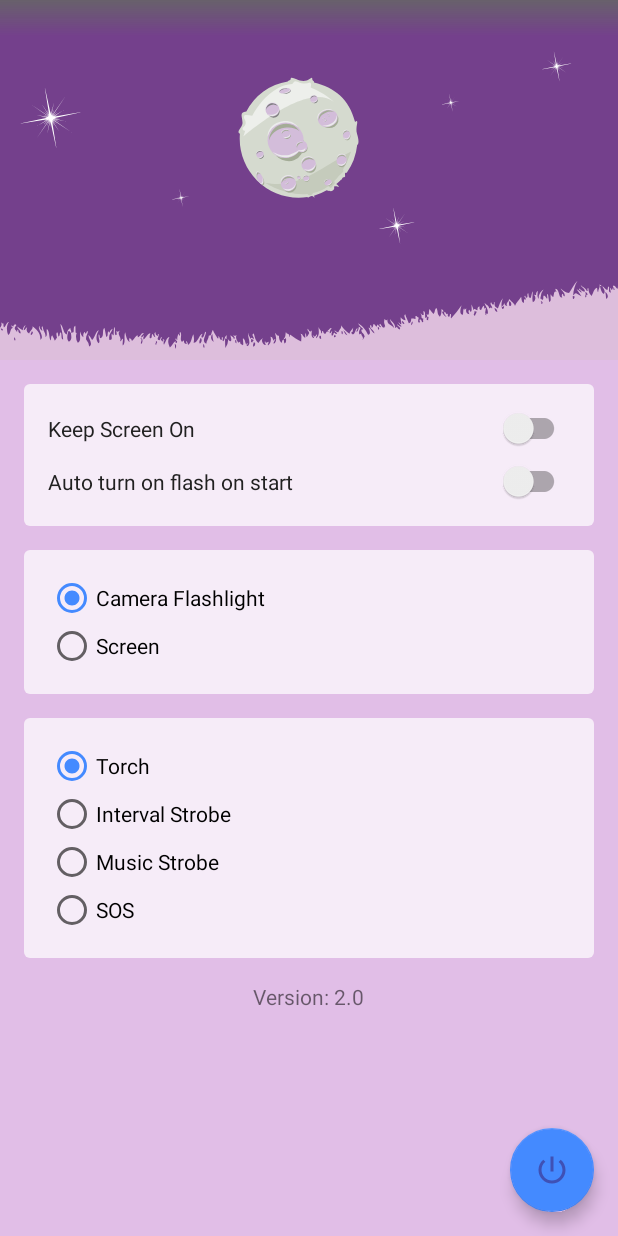
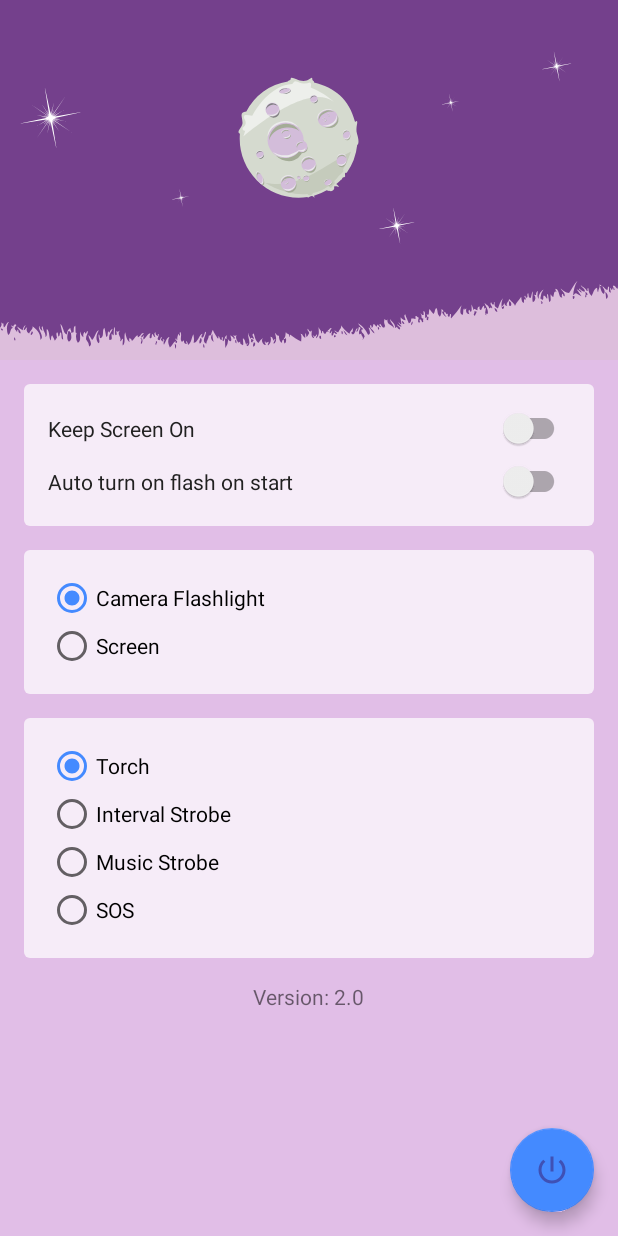
Before and after one commit to garmax1/material-flashlight, an Android app: the screen it shows after launch (RootActivity), on a phone screen of 412 x 824 dp. Run offline under Robolectric (Android 15) with nearby library versions, the phone set to English and light mode, and no system bars; our stand-ins replace ButterKnife, Dagger/Hilt's generated code, RxJava, Timber; libraries missing offline, so code that uses them is left out: com.squareup.leakcanary; 3 statements that could not run were skipped.

```diff
--- a/app/src/main/java/co/garmax/materialflashlight/ui/BaseFragment.java
+++ b/app/src/main/java/co/garmax/materialflashlight/ui/BaseFragment.java
@@ -1,8 +1,6 @@
 package co.garmax.materialflashlight.ui;
 
 import android.content.Context;
-import android.os.Bundle;
-import android.support.annotation.Nullable;
 import android.support.v4.app.Fragment;
 import android.view.View;
 
@@ -11,26 +9,14 @@ import dagger.android.support.AndroidSupportInjection;
 public class BaseFragment extends Fragment {
 
     @Override
-    public void onCreate(@Nullable Bundle savedInstanceState) {
-        super.onCreate(savedInstanceState);
+    public void onResume() {
+        super.onResume();
 
-        final View decorView = requireActivity().getWindow().getDecorView();
-        decorView.setOnSystemUiVisibilityChangeListener(visibility -> {
-            if ((visibility & View.SYSTEM_UI_FLAG_FULLSCREEN) == 0) {
-                if (isInImmersiveMode()) {
-                    setFullscreen();
-                } else {
-                    exitFullscreen();
-                }
-            }
-        });
-    }
-
-    @Override
-    public void onDestroy() {
-        super.onDestroy();
-        final View decorView = requireActivity().getWindow().getDecorView();
-        decorView.setOnSystemUiVisibilityChangeListener(null);
+        if (isInImmersiveMode()) {
+            setFullscreen();
+        } else {
+            exitFullscreen();
+        }
     }
 
     boolean isInImmersiveMode() {
--- a/app/src/main/java/co/garmax/materialflashlight/ui/MainFragment.java
+++ b/app/src/main/java/co/garmax/materialflashlight/ui/MainFragment.java
@@ -2,6 +2,7 @@ package co.garmax.materialflashlight.ui;
 
 import android.animation.ArgbEvaluator;
 import android.animation.ValueAnimator;
+import android.os.Build;
 import android.os.Bundle;
 import android.support.annotation.ColorRes;
 import android.support.annotation.NonNull;
@@ -87,7 +88,6 @@ public class MainFragment extends BaseFragment {
     @Override
     public void onViewCreated(@NonNull View view, @Nullable Bundle savedInstanceState) {
         super.onViewCreated(view, savedInstanceState);
-
         ButterKnife.bind(this, view);
 
         animatedDrawableDay = AnimatedVectorDrawableCompat
@@ -99,6 +99,7 @@ public class MainFragment extends BaseFragment {
     }
 
     private void setupLayout(@Nullable Bundle savedInstanceState) {
+
         // Handle toggle of the light
         disposableLightToggle = lightManager.toggleStateStream()
                 .observeOn(postExecutionThread.getScheduler())
--- a/app/src/main/java/co/garmax/materialflashlight/ui/RootActivity.java
+++ b/app/src/main/java/co/garmax/materialflashlight/ui/RootActivity.java
@@ -1,11 +1,9 @@
 package co.garmax.materialflashlight.ui;
 
-import android.os.Build;
 import android.os.Bundle;
 import android.support.annotation.Nullable;
 import android.support.v4.app.Fragment;
 import android.support.v7.app.AppCompatActivity;
-import android.view.View;
 
 import javax.inject.Inject;
 
@@ -37,11 +35,6 @@ public class RootActivity extends AppCompatActivity implements HasSupportFragmen
         super.onCreate(savedInstanceState);
         setContentView(R.layout.activity_root);
 
-        // Hide shadow in pre lollipop
-        if(Build.VERSION.SDK_INT < Build.VERSION_CODES.LOLLIPOP) {
-            findViewById(R.id.image_status_mask).setVisibility(View.GONE);
-        }
-
         if (savedInstanceState == null) {
             replaceFragment(settingsRepository.isAutoTurnOn());
         }
@@ -72,7 +65,7 @@ public class RootActivity extends AppCompatActivity implements HasSupportFragmen
                 .findFragmentById(R.id.layout_container);
 
         // Change fragment only if fragment is different
-        if(fragmentCurrent == null
+        if (fragmentCurrent == null
                 || !fragment.getClass().equals(fragmentCurrent.getClass())) {
             getSupportFragmentManager()
                     .beginTransaction()
--- a/app/src/main/res/layout/activity_root.xml
+++ b/app/src/main/res/layout/activity_root.xml
@@ -1,18 +1,5 @@
 <?xml version="1.0" encoding="utf-8"?>
 <FrameLayout xmlns:android="http://schemas.android.com/apk/res/android"
+    android:id="@+id/layout_container"
     android:layout_width="match_parent"
-    android:layout_height="match_parent">
-
-    <FrameLayout android:id="@+id/layout_container"
-        android:layout_width="match_parent"
-        android:layout_height="match_parent" />
-
-    <ImageView
-        android:id="@+id/image_status_mask"
-        android:layout_width="match_parent"
-        android:layout_height="24dp"
-        android:scaleType="fitXY"
-        android:src="@drawable/bg_status_bar_gradient"
-        android:layout_gravity="top" />
-
-</FrameLayout>
+    android:layout_height="match_parent"/>
```
